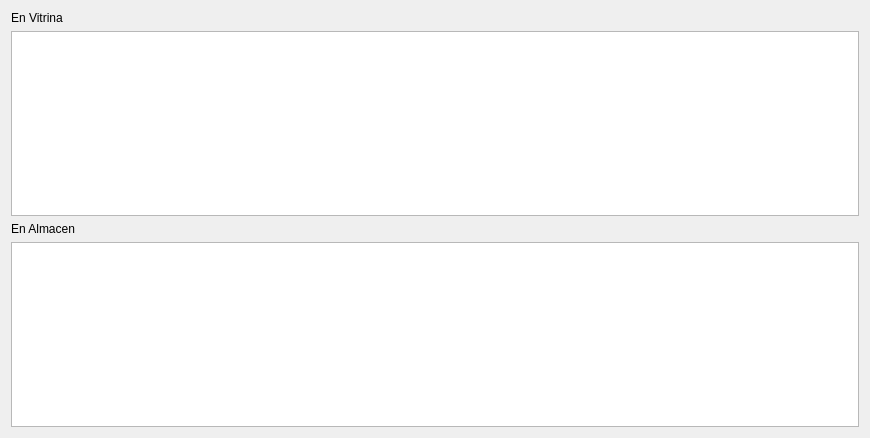
This is producto/ui_ubicacion.ui in rodety/Jireh as Qt 5 draws it before an edit. The edited form follows.
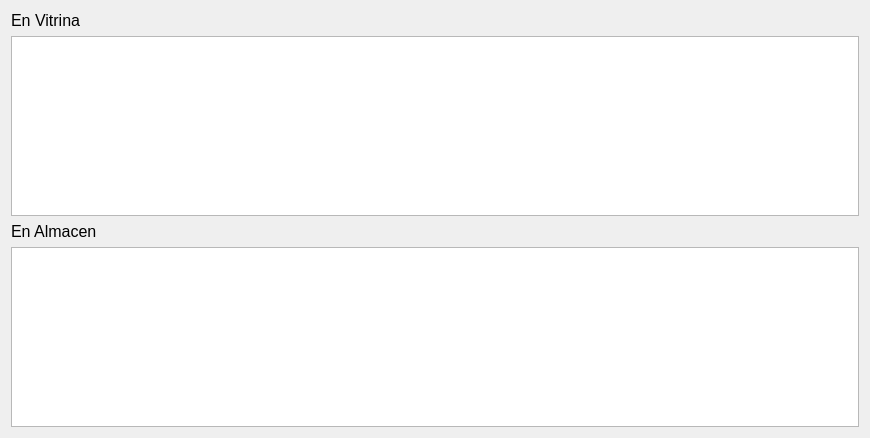
This is the edited form.

```diff
--- a/producto/ui_ubicacion.ui
+++ b/producto/ui_ubicacion.ui
@@ -10,6 +10,11 @@
     <height>438</height>
    </rect>
   </property>
+  <property name="font">
+   <font>
+    <pointsize>12</pointsize>
+   </font>
+  </property>
   <property name="windowTitle">
    <string>Ubicacion</string>
   </property>
```
